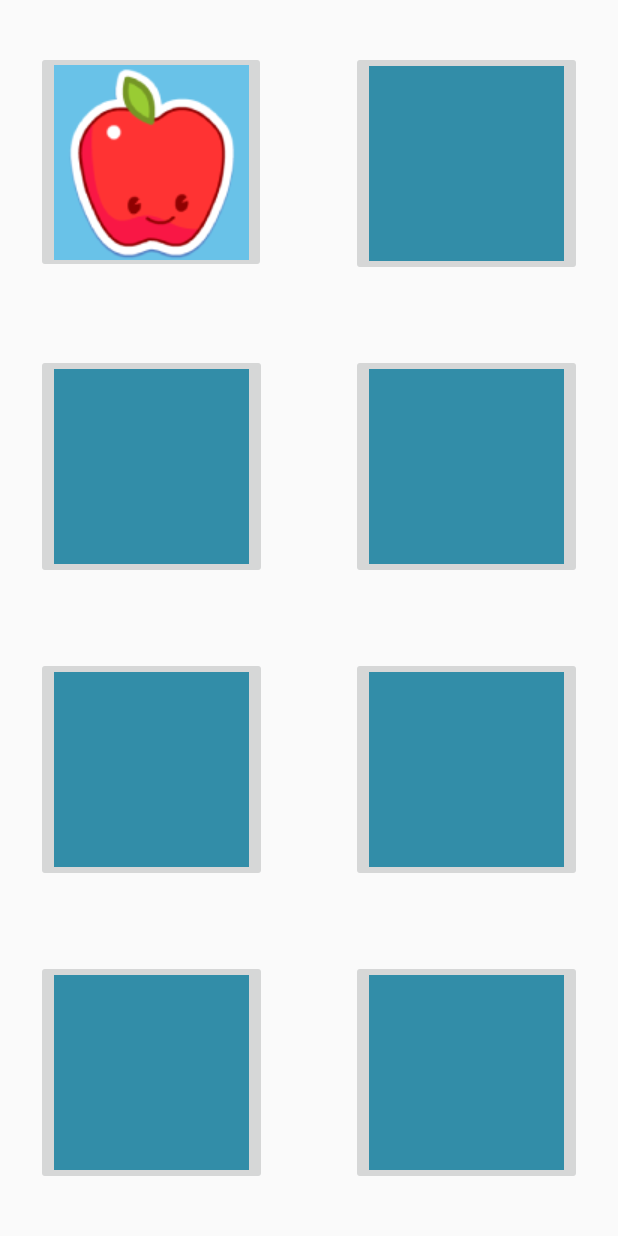
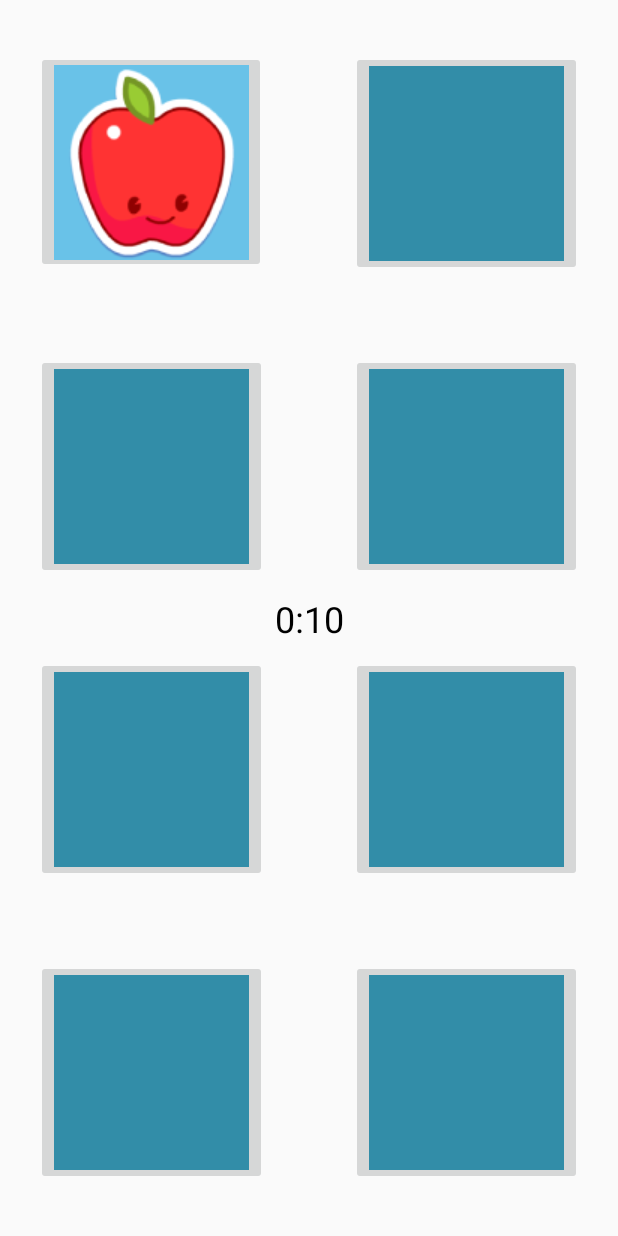
Before and after one commit to AlyMohamedAly/CardMatch, an Android app: the screen it shows after launch (MainActivity), after a tap on "Match Me!", on a phone screen of 412 x 824 dp. Run offline under Robolectric (Android 15) with nearby library versions, the light colour scheme and no system bars.

Commit message:
added timer

```diff
--- a/app/src/main/java/com/example/cardmatch/MainActivity.java
+++ b/app/src/main/java/com/example/cardmatch/MainActivity.java
@@ -2,15 +2,36 @@ package com.example.cardmatch;
 
 import android.graphics.Color;
 import android.os.Bundle;
+import android.os.Handler;
 import android.support.v7.app.AppCompatActivity;
 import android.util.Log;
 import android.view.View;
 import android.widget.ImageButton;
+import android.widget.TextView;
 
 import java.util.HashMap;
 import java.util.Random;
 
 public class MainActivity extends AppCompatActivity {
+
+    TextView timerTextView;
+    long startTime = 0;
+
+    //runs without a timer by reposting this handler at the end of the runnable
+    Handler timerHandler = new Handler();
+    Runnable timerRunnable = new Runnable() {
+
+        @Override
+        public void run() {
+            long millis = System.currentTimeMillis() - startTime;
+            int seconds = (int) (millis / 1000);
+            int minutes = seconds / 60;
+            seconds = seconds % 60;
+            timerTextView.setText(String.format("%d:%02d", minutes, seconds));
+
+            timerHandler.postDelayed(this, 500);
+        }
+    };
 
     ImageButton Cards[] = new ImageButton[8];
     final int BlurMe = Color.argb(255,50, 141, 168);
@@ -38,6 +59,9 @@ public class MainActivity extends AppCompatActivity {
         super.onCreate(savedInstanceState);
         setContentView(R.layout.activity_main);
 
+        timerTextView = findViewById(R.id.timerTextView);
+
+
         Cards[0] = findViewById(R.id.imageButton1);
         Cards[1] = findViewById(R.id.imageButton2);
         Cards[2] = findViewById(R.id.imageButton3);
@@ -56,31 +80,35 @@ public class MainActivity extends AppCompatActivity {
             Cards[RandomArray[i]].setOnClickListener(new View.OnClickListener() {
                 @Override
                 public void onClick(View v) {
+
+                    for (ImageButton MyCards: Cards) { MyCards.setClickable(false); }
+
                     ImageButton TempPhoto = (ImageButton) v;
-                    Log.d("msg", "getResources: " + getResources().getResourceName(v.getId()));
-                    Log.d("msg", "TempPhoto: " + TempPhoto.getId());
-                    Log.d("msg", "onClick: " + TempPhoto.getDrawable().getCurrent());
-                    if (Pressed){
-                        if (TempPhoto.getColorFilter() != null){
+
+                    if (TempPhoto.getColorFilter() != null){
+                        if (Pressed){
                             TempPhoto.clearColorFilter();
                             if (Location.get(TempPhoto.getId()) == Location.get(PressedCard.getId())){
                                 Log.d("msg", "onClick: Here");
                             }else{
+                                startTime = System.currentTimeMillis();
+                                TempPhoto.clearColorFilter();
                                 TempPhoto.setColorFilter(BlurMe);
                                 PressedCard.setColorFilter(BlurMe);
                             }
                             Pressed = false;
                             PressedCard = null;
-                        }
-                    }else{
-                        if (TempPhoto.getColorFilter() != null){
+                        }else{
                             TempPhoto.clearColorFilter();
                             PressedCard = TempPhoto;
                             Pressed = true;
                         }
                     }
+                    for (ImageButton MyCards: Cards) { MyCards.setClickable(true); }
                 }
             });
+            startTime = System.currentTimeMillis();
+            timerHandler.postDelayed(timerRunnable, 0);
         }
     }
 }
--- a/app/src/main/res/layout/activity_main.xml
+++ b/app/src/main/res/layout/activity_main.xml
@@ -126,4 +126,16 @@
         app:layout_constraintVertical_bias="0.95"
         tools:srcCompat="@tools:sample/avatars[11]" />
 
+    <TextView
+        android:id="@+id/timerTextView"
+        android:layout_width="wrap_content"
+        android:layout_height="wrap_content"
+        android:text="@string/PlaceHolder"
+        android:textColor="@color/black"
+        android:textSize="24sp"
+        app:layout_constraintBottom_toBottomOf="parent"
+        app:layout_constraintEnd_toEndOf="parent"
+        app:layout_constraintStart_toStartOf="parent"
+        app:layout_constraintTop_toTopOf="parent" />
+
 </android.support.constraint.ConstraintLayout>
--- a/app/src/main/res/values/colors.xml
+++ b/app/src/main/res/values/colors.xml
@@ -3,4 +3,5 @@
     <color name="colorPrimary">#008577</color>
     <color name="colorPrimaryDark">#00574B</color>
     <color name="colorAccent">#D81B60</color>
+    <color name="black">#000000</color>
 </resources>
--- a/app/src/main/res/values/strings.xml
+++ b/app/src/main/res/values/strings.xml
@@ -1,4 +1,5 @@
 <resources>
     <string name="app_name">CardMatch</string>
     <string name="Img_Description">Match Me!</string>
+    <string name="PlaceHolder">PlaceHolder</string>
 </resources>
```
